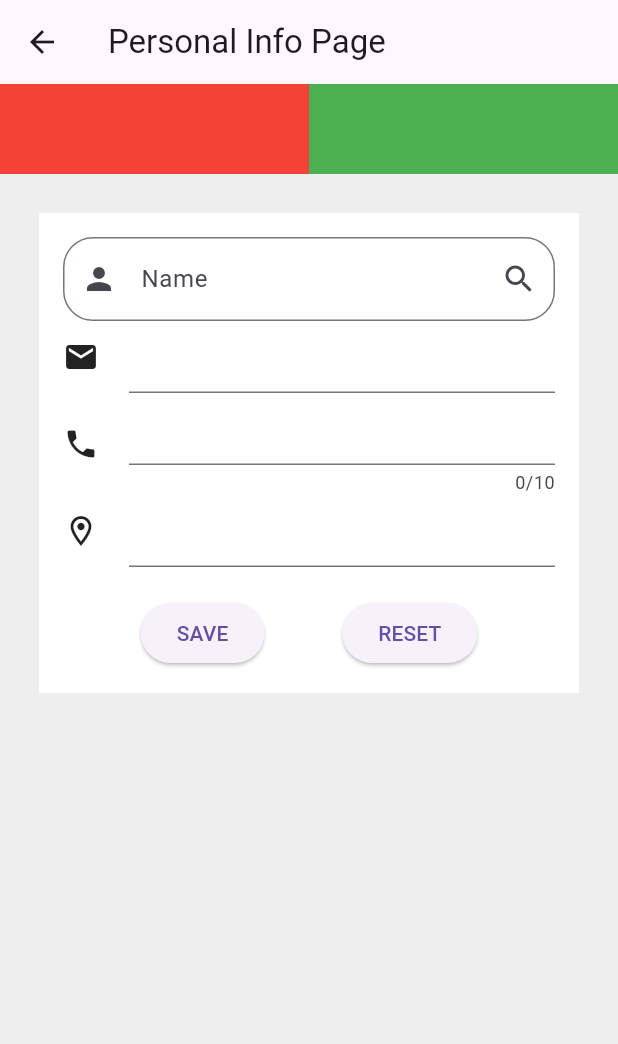
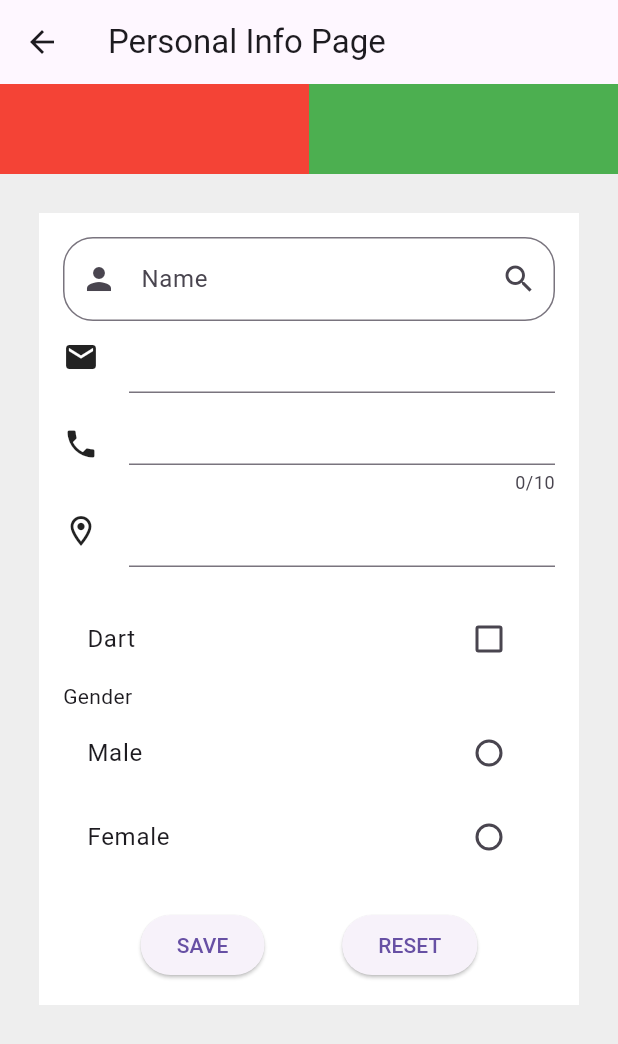
Before and after one commit to IamJayGondaliya/resume_builder_app_11am_m24, a Flutter app: the BuildOptionsPage screen opened by its route, after a tap on the "arrow forward ios" icon, on a phone screen of 412 x 824 dp. Shown: the top 1044 px of the screen. Run offline on Flutter 3.47's test engine with Material 3 defaults, Android fonts, the phone set to English and light mode, and no system bars; our stand-ins replace image_picker, pdf, printing.

Commit message:
PDF created...

```diff
--- a/lib/pages/build_options_page/build_options/personal_info_page/components/form_widget.dart
+++ b/lib/pages/build_options_page/build_options/personal_info_page/components/form_widget.dart
@@ -1,12 +1,15 @@
 import 'package:flutter/cupertino.dart';
 import 'package:flutter/material.dart';
 import 'package:flutter/services.dart';
+import 'package:flutter/widgets.dart';
 import 'package:resume_builder_app/utils/globals.dart';
 import 'package:resume_builder_app/widgets/my_snackbar.dart';
 
 //UDF
 Widget formWidget({
   required BuildContext context,
+  bool genderSelection = false,
+  void Function(String?)? onGenderSelected,
 }) {
   GlobalKey<FormState> formKey = GlobalKey<FormState>();
 
@@ -16,42 +19,16 @@ Widget formWidget({
     color: Colors.white,
     child: Form(
       key: formKey,
-      // autovalidateMode:
-      //     AutovalidateMode.onUserInteraction,
       child: SingleChildScrollView(
         child: Column(
           children: [
             Row(
               children: [
-                // const Icon(
-                //   Icons.person,
-                // ),
-                // const SizedBox(
-                //   width: 20,
-                // ),
                 Expanded(
                   child: TextFormField(
-                    //1
-                    // onChanged: (val) {
-                    //   name = val;
-                    //   setState(() {});
-                    // },
-                    //2
-                    // controller: nameController,
-                    //3
-                    // onFieldSubmitted: (val) {
-                    //   name = val;
-                    //   setState(() {});
-                    // },
-                    //4
-                    // formKey.currentState!.save() =>  void
                     onSaved: (val) {
                       Globals.globals.name = val;
                     },
-                    // String?
-                    // null => OK
-                    // String => error
-                    // formKey.currentState!.validate() => bool
                     validator: (val) {
                       if (val!.isEmpty) {
                         return "Must enter name";
@@ -68,7 +45,6 @@ Widget formWidget({
                       labelText: "Name",
                       hintStyle: TextStyle(
                         color: Colors.grey.shade400,
-                        // fontSize: 18,
                       ),
                       // border: const UnderlineInputBorder(),
                       border: OutlineInputBorder(
@@ -165,6 +141,39 @@ Widget formWidget({
             const SizedBox(
               height: 20,
             ),
+            CheckboxListTile(
+              value: false,
+              title: const Text("Dart"),
+              onChanged: (val) {},
+            ),
+            //GenderSelection
+            Visibility(
+              visible: genderSelection,
+              child: Column(
+                crossAxisAlignment: CrossAxisAlignment.start,
+                children: [
+                  const Text("Gender"),
+                  RadioListTile(
+                    value: "Male",
+                    groupValue: Globals.globals.gender,
+                    onChanged: onGenderSelected,
+                    title: const Text("Male"),
+                    controlAffinity: ListTileControlAffinity.trailing,
+                  ),
+                  RadioListTile(
+                    value: "Female",
+                    groupValue: Globals.globals.gender,
+                    onChanged: onGenderSelected,
+                    title: const Text("Female"),
+                    controlAffinity: ListTileControlAffinity.trailing,
+                  ),
+                ],
+              ),
+            ),
+            const SizedBox(
+              height: 20,
+            ),
+            //Buttons
             Row(
               mainAxisAlignment: MainAxisAlignment.spaceEvenly,
               children: [
--- a/lib/pages/build_options_page/build_options/personal_info_page/personal_info_page.dart
+++ b/lib/pages/build_options_page/build_options/personal_info_page/personal_info_page.dart
@@ -92,7 +92,14 @@ class _PersonalInfoPageState extends State<PersonalInfoPage> {
                         index: _selectedIndex,
                         children: [
                           //0
-                          formWidget(context: context),
+                          formWidget(
+                            context: context,
+                            genderSelection: true,
+                            onGenderSelected: (val) {
+                              Globals.globals.gender = val;
+                              setState(() {});
+                            },
+                          ),
                           //1
                           Container(
                             height: size.height * 0.25,
--- a/lib/pages/build_options_page/build_options_page.dart
+++ b/lib/pages/build_options_page/build_options_page.dart
@@ -25,7 +25,10 @@ class BuildOptionsPage extends StatelessWidget {
                       title: Text(e['title']),
                       trailing: IconButton(
                         onPressed: () {
-                          Navigator.pushNamed(context, e['route']);
+                          Navigator.pushNamed(
+                            context,
+                            e['route'],
+                          );
                         },
                         icon: const Icon(Icons.arrow_forward_ios),
                       ),
@@ -36,6 +39,14 @@ class BuildOptionsPage extends StatelessWidget {
           ),
         ),
       ),
+      floatingActionButton: FloatingActionButton.extended(
+        onPressed: () => Navigator.pushNamed(
+          context,
+          MyRoutes.pdfPage,
+        ),
+        icon: const Icon(Icons.picture_as_pdf_outlined),
+        label: const Text("PDF Preview"),
+      ),
     );
   }
 }
--- a/lib/utils/globals.dart
+++ b/lib/utils/globals.dart
@@ -2,7 +2,7 @@
 import 'dart:io';
 
 class Globals {
-  String? name, email, phone, address;
+  String? name, email, phone, address, gender;
   File? image;
 
   //1: create private named constructor
--- a/lib/utils/route_utils.dart
+++ b/lib/utils/route_utils.dart
@@ -1,3 +1,12 @@
+import 'package:flutter/material.dart';
+import 'package:resume_builder_app/pages/build_options_page/build_options/personal_info_page/personal_info_page.dart';
+import 'package:resume_builder_app/pages/build_options_page/build_options/technical_skills_page/technical_skills_page.dart';
+import 'package:resume_builder_app/pages/home_page/home_page.dart';
+import 'package:resume_builder_app/pages/pdf_page/pdf_page.dart';
+import 'package:resume_builder_app/pages/splach_screen/splash_screen.dart';
+
+import '../pages/build_options_page/build_options_page.dart';
+
 class MyRoutes {
   static String splashScreen = '/';
   static String homePage = 'home_page';
@@ -5,6 +14,15 @@ class MyRoutes {
   static String pdfPage = 'pdf_page';
 
   static String iconPath = "lib/assets/icons";
+
+  static Map<String, WidgetBuilder> routes = {
+    splashScreen: (context) => const SplashScreen(),
+    homePage: (context) => const HomePage(),
+    pdfPage: (context) => const PdfPage(),
+    buildOptionPage: (context) => const BuildOptionsPage(),
+    buildOptions[0]['route']: (context) => const PersonalInfoPage(),
+    buildOptions[5]['route']: (context) => const TechnicalSkillsPage(),
+  };
 
   //BuildOptions
   static List buildOptions = [
--- a/pubspec.yaml
+++ b/pubspec.yaml
@@ -36,6 +36,8 @@ dependencies:
   # Use with the CupertinoIcons class for iOS style icons.
   cupertino_icons: ^1.0.6
   image_picker: ^1.0.7
+  pdf: ^3.10.8
+  printing: ^5.12.0
 
 dev_dependencies:
   flutter_test:
```
Also changed, not shown: lib/main.dart (+2 -7 lines), lib/pages/build_options_page/build_options/technical_skills_page/technical_skills_page.dart (added, +76 -0 lines), lib/pages/pdf_page/pdf_page.dart (added, +46 -0 lines), pubspec.lock, 5 other files.
